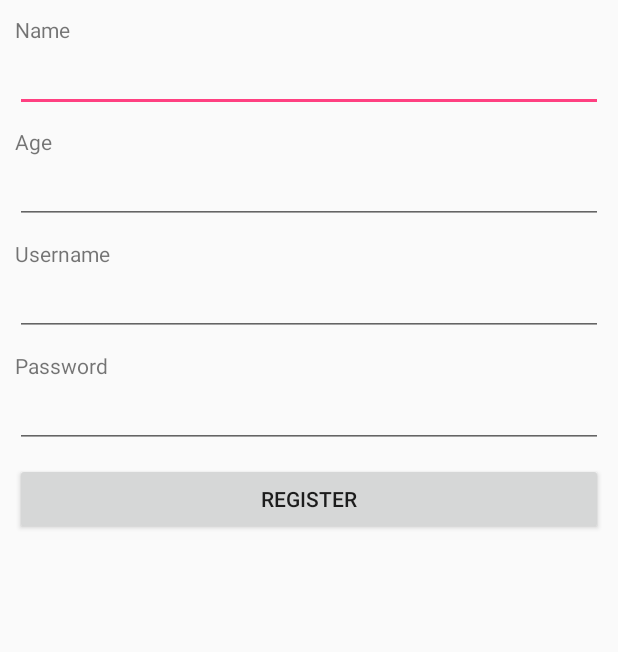
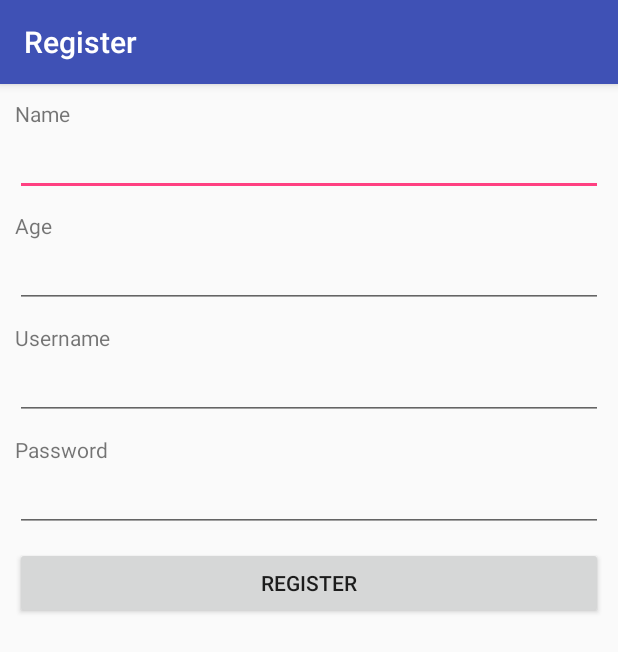
Before and after one commit to bschmalb/MoCo_Plan, an Android app: the Register screen opened directly, with no data from a screen before it, on a phone screen of 412 x 824 dp. Shown: the top 652 px of the screen. Run offline under Robolectric (Android 15) with nearby library versions, the phone set to English and light mode, and no system bars.

Commit message:
Bug fix und SVG

```diff
--- a/ForumPlanLogin/app/src/main/java/com/example/jojo/forumplanlogin/PlanActivity.java
+++ b/ForumPlanLogin/app/src/main/java/com/example/jojo/forumplanlogin/PlanActivity.java
@@ -32,7 +32,7 @@ public class PlanActivity extends AppCompatActivity implements OnClickListener{
 
         switch(v.getId()) {
             case R.id.btnEGOG:
-                if ( btnEGOG.getText() == "EG") {
+                if ( btnEGOG.getText().equals("EG")){
                     btnEGOG.setText("OG");
                 } else btnEGOG.setText("EG");
         }
--- a/ForumPlanLogin/app/src/main/java/com/example/jojo/forumplanlogin/Register.java
+++ b/ForumPlanLogin/app/src/main/java/com/example/jojo/forumplanlogin/Register.java
@@ -18,6 +18,8 @@ public class Register extends AppCompatActivity implements View.OnClickListener{
     protected void onCreate(Bundle savedInstanceState) {
         super.onCreate(savedInstanceState);
         setContentView(R.layout.activity_register);
+        Toolbar toolbar = (Toolbar) findViewById(R.id.toolbar);
+        setSupportActionBar(toolbar);
 
 
         etName = findViewById(R.id.etName);
--- a/ForumPlanLogin/app/src/main/res/layout/activity_register.xml
+++ b/ForumPlanLogin/app/src/main/res/layout/activity_register.xml
@@ -1,63 +1,30 @@
 <?xml version="1.0" encoding="utf-8"?>
-<LinearLayout xmlns:android="http://schemas.android.com/apk/res/android"
+<android.support.design.widget.CoordinatorLayout xmlns:android="http://schemas.android.com/apk/res/android"
     xmlns:app="http://schemas.android.com/apk/res-auto"
     xmlns:tools="http://schemas.android.com/tools"
     android:layout_width="match_parent"
     android:layout_height="match_parent"
-    android:orientation="vertical"
-    android:padding="10dp"
-    tools:context=".LoginActivity">
+    tools:context=".Register">
 
-    <TextView
-        android:layout_width="wrap_content"
-        android:layout_height="wrap_content"
-        android:text="Name" />
-
-    <EditText
-        android:id="@+id/etName"
+    <android.support.design.widget.AppBarLayout
         android:layout_width="match_parent"
         android:layout_height="wrap_content"
-        android:layout_marginBottom="10dp" />
+        android:theme="@style/AppTheme.AppBarOverlay">
 
-    <TextView
-        android:layout_width="wrap_content"
-        android:layout_height="wrap_content"
-        android:text="Age" />
+        <android.support.v7.widget.Toolbar
+            android:id="@+id/toolbar"
+            android:layout_width="match_parent"
+            android:layout_height="?attr/actionBarSize"
+            android:background="?attr/colorPrimary"
+            app:popupTheme="@style/AppTheme.PopupOverlay" />
 
-    <EditText
-        android:id="@+id/etAge"
-        android:layout_width="match_parent"
-        android:layout_height="wrap_content"
-        android:layout_marginBottom="10dp"
-        android:inputType="number" />
 
-    <TextView
-        android:layout_width="wrap_content"
-        android:layout_height="wrap_content"
-        android:text="Username" />
+    </android.support.design.widget.AppBarLayout>
 
-    <EditText
-        android:id="@+id/etUsername"
-        android:layout_width="match_parent"
-        android:layout_height="wrap_content"
-        android:layout_marginBottom="10dp" />
+    <include layout="@layout/content_register" />
 
-    <TextView
-        android:layout_width="wrap_content"
-        android:layout_height="wrap_content"
-        android:text="Password" />
 
-    <EditText
-        android:id="@+id/etPassword"
-        android:layout_width="match_parent"
-        android:layout_height="wrap_content"
-        android:layout_marginBottom="10dp"
-        android:inputType="textPassword" />
 
-    <Button
-        android:id="@+id/bRegister"
-        android:layout_width="match_parent"
-        android:layout_height="wrap_content"
-        android:text="Register" />
 
-</LinearLayout>
+
+</android.support.design.widget.CoordinatorLayout>
--- a/ForumPlanLogin/app/src/main/res/layout/content_register.xml
+++ b/ForumPlanLogin/app/src/main/res/layout/content_register.xml
@@ -1,11 +1,65 @@
 <?xml version="1.0" encoding="utf-8"?>
-<android.support.constraint.ConstraintLayout xmlns:android="http://schemas.android.com/apk/res/android"
+<LinearLayout xmlns:android="http://schemas.android.com/apk/res/android"
     xmlns:app="http://schemas.android.com/apk/res-auto"
     xmlns:tools="http://schemas.android.com/tools"
     android:layout_width="match_parent"
     android:layout_height="match_parent"
+    android:orientation="vertical"
+    android:padding="10dp"
     app:layout_behavior="@string/appbar_scrolling_view_behavior"
-    tools:context=".Register"
+    tools:context=".LoginActivity"
     tools:showIn="@layout/activity_register">
 
-</android.support.constraint.ConstraintLayout>
+    <TextView
+        android:layout_width="wrap_content"
+        android:layout_height="wrap_content"
+        android:text="Name" />
+
+    <EditText
+        android:id="@+id/etName"
+        android:layout_width="match_parent"
+        android:layout_height="wrap_content"
+        android:layout_marginBottom="10dp" />
+
+    <TextView
+        android:layout_width="wrap_content"
+        android:layout_height="wrap_content"
+        android:text="Age" />
+
+    <EditText
+        android:id="@+id/etAge"
+        android:layout_width="match_parent"
+        android:layout_height="wrap_content"
+        android:layout_marginBottom="10dp"
+        android:inputType="number" />
+
+    <TextView
+        android:layout_width="wrap_content"
+        android:layout_height="wrap_content"
+        android:text="Username" />
+
+    <EditText
+        android:id="@+id/etUsername"
+        android:layout_width="match_parent"
+        android:layout_height="wrap_content"
+        android:layout_marginBottom="10dp" />
+
+    <TextView
+        android:layout_width="wrap_content"
+        android:layout_height="wrap_content"
+        android:text="Password" />
+
+    <EditText
+        android:id="@+id/etPassword"
+        android:layout_width="match_parent"
+        android:layout_height="wrap_content"
+        android:layout_marginBottom="10dp"
+        android:inputType="textPassword" />
+
+    <Button
+        android:id="@+id/bRegister"
+        android:layout_width="match_parent"
+        android:layout_height="wrap_content"
+        android:text="Register" />
+
+</LinearLayout>
```
Also changed, not shown: ForumPlanLogin/app/src/main/res/drawable/forum_eg.png (deleted), 2 other files.
